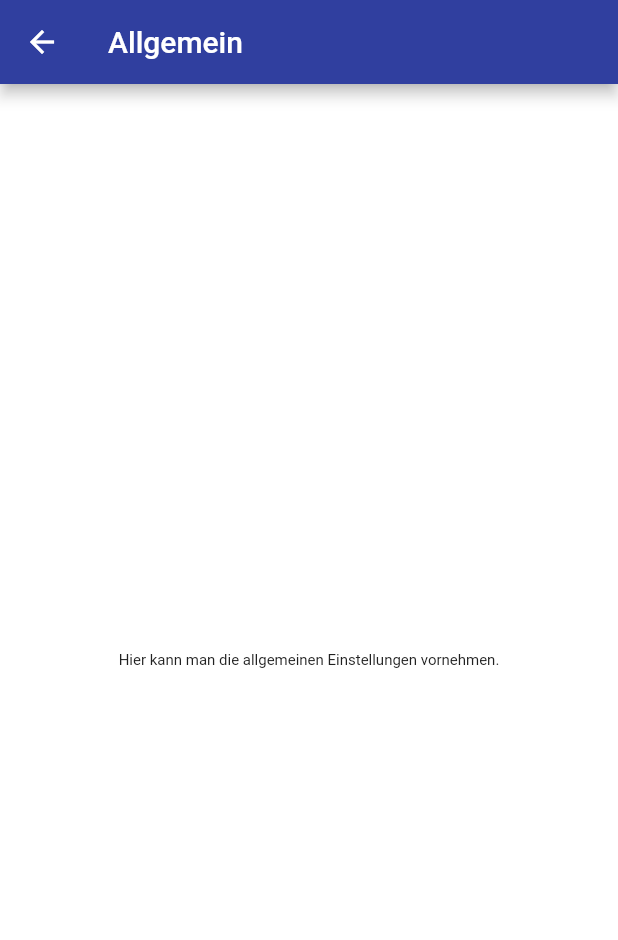
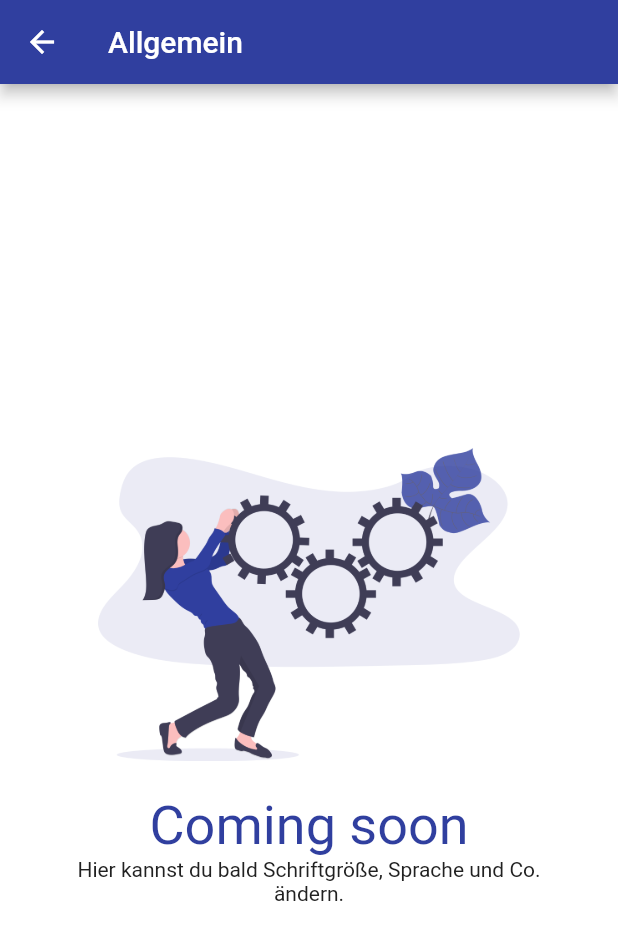
Before and after one commit to m-glock/Inhaltsstoff-Warnapp, a Flutter app: the SettingsGeneralPage screen opened directly, on a phone screen of 412 x 824 dp. Shown: the top 940 px of the screen. Run offline on Flutter 3.47's test engine with Material 2 defaults, Android fonts, the phone set to English and light mode, and no system bars; our stand-ins replace introduction_screen, shared_preferences, sqflite; missing offline and left inert: event, flutter_barcode_scanner, sortedmap; accounts and stored records are empty; network calls fail; statements that could not run were skipped.

Commit message:
created custom widget for coming soon view, added it to settings general page

```diff
--- /dev/null
+++ b/lib/frontend/customWidgets/ComingSoonView.dart
@@ -0,0 +1,42 @@
+import 'package:flutter/material.dart';
+
+class ComingSoonView extends StatelessWidget {
+  ComingSoonView({
+    Key key,
+    this.teaser,
+  }) : super(key: key);
+
+  final String teaser;
+
+  @override
+  Widget build(BuildContext context) {
+    return Container(
+      padding: const EdgeInsets.all(32.0),
+      alignment: Alignment.center,
+      child: Column(
+        mainAxisAlignment: MainAxisAlignment.center,
+        children: [
+          Image.asset(
+            'assets/images/undraw_in_progress.png',
+          ),
+          Text(
+            'Coming soon',
+            style: Theme
+                .of(context)
+                .textTheme
+                .headline1,
+            textAlign: TextAlign.center,
+          ),
+          Text(
+            teaser,
+            style: Theme
+                .of(context)
+                .textTheme
+                .bodyText1,
+            textAlign: TextAlign.center,
+          ),
+        ],
+      ),
+    );
+  }
+}
--- a/lib/frontend/pages/analysis/AnalysisRootPage.dart
+++ b/lib/frontend/pages/analysis/AnalysisRootPage.dart
@@ -1,3 +1,4 @@
+import 'package:Essbar/frontend/customWidgets/ComingSoonView.dart';
 import 'package:flutter/material.dart';
 import '../../customWidgets/CustomAppBar.dart';
 
@@ -9,33 +10,8 @@ class AnalysisRootPage extends StatelessWidget {
     return Scaffold(
       appBar: CustomAppBar('Analyse'),
       backgroundColor: Colors.white,
-      body: Container(
-        padding: const EdgeInsets.all(32.0),
-        alignment: Alignment.center,
-        child: Column(
-          mainAxisAlignment: MainAxisAlignment.center,
-          children: [
-            Image.asset(
-              'assets/images/undraw_in_progress.png',
-            ),
-            Text(
-              'Coming soon',
-              style: Theme
-                  .of(context)
-                  .textTheme
-                  .headline1,
-              textAlign: TextAlign.center,
-            ),
-            Text(
-              'Hier kannst du bald deine Einkäufe analysieren.',
-              style: Theme
-                  .of(context)
-                  .textTheme
-                  .bodyText1,
-              textAlign: TextAlign.center,
-            ),
-          ],
-        ),
+      body: ComingSoonView(
+        teaser: 'Hier kannst du bald deine Einkäufe analysieren.',
       ),
     );
   }
--- a/lib/frontend/pages/settings/SettingsGeneralPage.dart
+++ b/lib/frontend/pages/settings/SettingsGeneralPage.dart
@@ -1,7 +1,10 @@
+import 'package:Essbar/frontend/customWidgets/ComingSoonView.dart';
 import 'package:flutter/material.dart';
 
 class SettingsGeneralPage extends StatelessWidget {
-  const SettingsGeneralPage({Key key,}) : super(key: key);
+  const SettingsGeneralPage({
+    Key key,
+  }) : super(key: key);
 
   @override
   Widget build(BuildContext context) {
@@ -11,10 +14,8 @@ class SettingsGeneralPage extends StatelessWidget {
         backgroundColor: Theme.of(context).primaryColor,
       ),
       backgroundColor: Colors.white,
-      body: Container(
-        padding: const EdgeInsets.all(32.0),
-        alignment: Alignment.center,
-        child: Text('Hier kann man die allgemeinen Einstellungen vornehmen.'),
+      body: ComingSoonView(
+        teaser: 'Hier kannst du bald Schriftgröße, Sprache und Co. ändern.',
       ),
     );
   }
```
